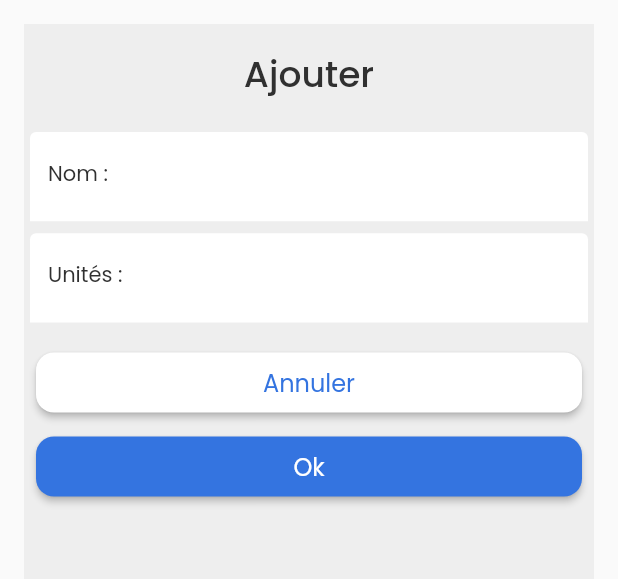
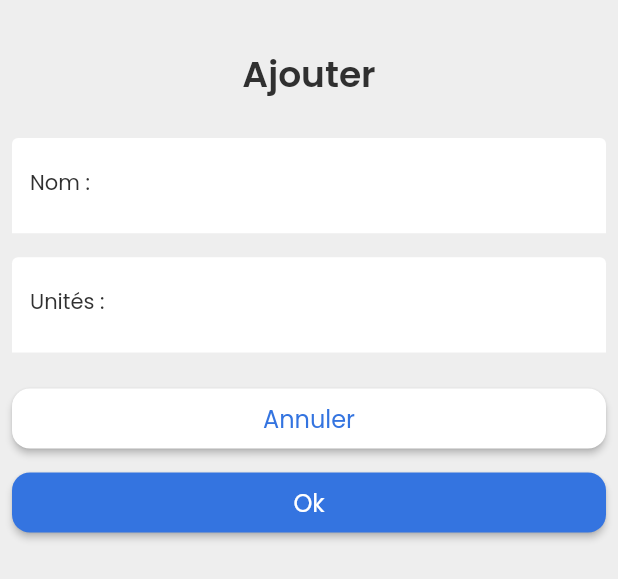
Before and after one commit to Sebastien-Remy/timtips, a Flutter app: the AddPartnerWidget widget shown alone on an empty page, opened directly, on a phone screen of 412 x 824 dp. Shown: the top 579 px of the screen. Run offline on Flutter 3.47's test engine with Material 2 defaults, Android fonts, the phone set to English and light mode, and no system bars; drawn by our look-alikes of auto_size_text; our stand-ins replace built_collection, built_value, cloud_firestore, firebase_auth, firebase_core, font_awesome_flutter and 7 more; accounts and stored records are empty; generated files the repository leaves out were written again.

Commit message:
UI Design

```diff
--- a/lib/components/add_partner_widget.dart
+++ b/lib/components/add_partner_widget.dart
@@ -31,10 +31,8 @@ class _AddPartnerWidgetState extends State<AddPartnerWidget> {
         if (!snapshot.hasData) {
           return Center(child: CircularProgressIndicator());
         }
-        final addPartnerUsersRecord = snapshot.data;
-        return Padding(
-          padding: EdgeInsets.fromLTRB(16, 16, 16, 16),
-          child: Column(
+        final userRecord = snapshot.data;
+        return Column(
           mainAxisSize: MainAxisSize.max,
           children: [
             Expanded(
@@ -43,126 +41,77 @@ class _AddPartnerWidgetState extends State<AddPartnerWidget> {
                 child: Container(
                   width: double.infinity,
                   height: double.infinity,
-                    decoration: BoxDecoration(
-                      color: Color(0xFFEEEEEE),
+                  decoration: BoxDecoration(color: Color(0xFFEEEEEE),
                     borderRadius: BorderRadius.circular(0),
                   ),
                   child: Column(
                     mainAxisSize: MainAxisSize.max,
                     crossAxisAlignment: CrossAxisAlignment.center,
                     children: [
+
+                      // Page Title
+                      // ---------------
                       Padding(
-                          padding: EdgeInsets.fromLTRB(16, 16, 16, 16),
-                          child: Text(
-                            'Ajouter',
-                            style: FlutterFlowTheme.title1.override(
-                              fontFamily: 'Poppins',
-                              fontWeight: FontWeight.w500,
+                        padding: EdgeInsets.fromLTRB(0, 32, 0, 16),
+                        child: Text('Ajouter', style: FlutterFlowTheme.title1),
                       ),
-                          ),
-                        ),
+
+                      // Name TextField
+                      // ----------------
                       Padding(
-                          padding: EdgeInsets.fromLTRB(4, 4, 4, 4),
+                        padding: EdgeInsets.all(8),
                         child: TextFormField(
                           controller: nameTextFieldController,
                           obscureText: false,
                           decoration: InputDecoration(
                             labelText: 'Nom :',
-                              labelStyle: FlutterFlowTheme.bodyText1.override(
-                                fontFamily: 'Poppins',
-                              ),
-                              hintText: '[Entrez un nom...]',
-                              hintStyle: FlutterFlowTheme.bodyText1.override(
-                                fontFamily: 'Poppins',
-                              ),
+                            labelStyle: FlutterFlowTheme.bodyText1.override(fontFamily: 'Poppins',),
+                            hintText: '[Entrez le nom d\'un partenaire...]',
+                            hintStyle: FlutterFlowTheme.bodyText2.override(fontFamily: 'Poppins',),
                             enabledBorder: UnderlineInputBorder(
-                                borderSide: BorderSide(
-                                  color: Color(0x00000000),
-                                  width: 1,
-                                ),
-                                borderRadius: const BorderRadius.only(
-                                  topLeft: Radius.circular(4.0),
-                                  topRight: Radius.circular(4.0),
-                                ),
+                              borderSide: BorderSide(color: Color(0x00000000), width: 1,),
+                              borderRadius: const BorderRadius.only(topLeft: Radius.circular(4.0), topRight: Radius.circular(4.0),),
                             ),
                             focusedBorder: UnderlineInputBorder(
-                                borderSide: BorderSide(
-                                  color: Color(0x00000000),
-                                  width: 1,
-                                ),
-                                borderRadius: const BorderRadius.only(
-                                  topLeft: Radius.circular(4.0),
-                                  topRight: Radius.circular(4.0),
-                                ),
-                              ),
+                              borderSide: BorderSide(color: Color(0x00000000), width: 1,),
+                              borderRadius: const BorderRadius.only(topLeft: Radius.circular(4.0), topRight: Radius.circular(4.0),),),
                             filled: true,
                             fillColor: FlutterFlowTheme.tertiaryColor,
                           ),
-                            style: FlutterFlowTheme.bodyText1.override(
-                              fontFamily: 'Poppins',
-                            ),
+                          style: FlutterFlowTheme.subtitle1.override(fontFamily: 'Poppins',),
                           maxLines: 1,
                         ),
                       ),
-                        Row(
-                          mainAxisSize: MainAxisSize.max,
-                          children: [
-                            Expanded(
-                              child: Padding(
-                                padding: EdgeInsets.fromLTRB(4, 4, 4, 4),
+
+                      // Units textfield
+                      // ------------------
+                      Padding(
+                        padding: EdgeInsets.all(8),
                         child: TextFormField(
                           controller: unitTextFieldController,
                           obscureText: false,
                           decoration: InputDecoration(
-                                    labelText: 'Unités :',
-                                    labelStyle:
-                                        FlutterFlowTheme.bodyText1.override(
-                                      fontFamily: 'Poppins',
-                                    ),
-                                    hintText: '[Entré la quantité...]',
-                                    hintStyle:
-                                        FlutterFlowTheme.bodyText1.override(
-                                      fontFamily: 'Poppins',
-                                    ),
+                            labelText: '${userRecord.unit.isEmpty ? 'Unités' : userRecord.unit } :',
+                            labelStyle: FlutterFlowTheme.bodyText1.override(fontFamily: 'Poppins',),
+                            hintText: '[Entrez la quantité de travail...]',
+                            hintStyle: FlutterFlowTheme.bodyText2.override(fontFamily: 'Poppins',),
                             enabledBorder: UnderlineInputBorder(
-                                      borderSide: BorderSide(
-                                        color: Color(0x00000000),
-                                        width: 1,
-                                      ),
-                                      borderRadius: const BorderRadius.only(
-                                        topLeft: Radius.circular(4.0),
-                                        topRight: Radius.circular(4.0),
-                                      ),
-                                    ),
+                              borderSide: BorderSide(color: Color(0x00000000), width: 1,),
+                              borderRadius: const BorderRadius.only(topLeft: Radius.circular(4.0), topRight: Radius.circular(4.0),),),
                             focusedBorder: UnderlineInputBorder(
-                                      borderSide: BorderSide(
-                                        color: Color(0x00000000),
-                                        width: 1,
-                                      ),
-                                      borderRadius: const BorderRadius.only(
-                                        topLeft: Radius.circular(4.0),
-                                        topRight: Radius.circular(4.0),
-                                      ),
-                                    ),
+                              borderSide: BorderSide(color: Color(0x00000000), width: 1,),
+                              borderRadius: const BorderRadius.only(topLeft: Radius.circular(4.0), topRight: Radius.circular(4.0),),),
                             filled: true,
-                                    fillColor: FlutterFlowTheme.tertiaryColor,
-                                  ),
-                                  style: FlutterFlowTheme.bodyText1.override(
-                                    fontFamily: 'Poppins',
-                                  ),
+                            fillColor: FlutterFlowTheme.tertiaryColor,),
+                          style: FlutterFlowTheme.subtitle1.override(fontFamily: 'Poppins',),
                           maxLines: 1,
                           keyboardType: TextInputType.number,
                         ),
                       ),
-                            ),
-                            Text(
-                              addPartnerUsersRecord.unit,
-                              style: FlutterFlowTheme.bodyText1.override(
-                                fontFamily: 'Poppins',
-                              ),
-                            )
-                          ],
-                        ),
+
+
+                      // Cancel Button
+                      // -------------
                       Padding(
                         padding: EdgeInsets.fromLTRB(8, 16, 8, 8),
                         child: FFButtonWidget(
@@ -174,32 +123,26 @@ class _AddPartnerWidgetState extends State<AddPartnerWidget> {
                             width: double.infinity,
                             height: 40,
                             color: FlutterFlowTheme.tertiaryColor,
-                              textStyle: FlutterFlowTheme.subtitle2.override(
-                                fontFamily: 'Poppins',
-                                color: FlutterFlowTheme.primaryColor,
-                              ),
-                              borderSide: BorderSide(
-                                color: Colors.transparent,
-                                width: 1,
-                              ),
+                            textStyle: FlutterFlowTheme.subtitle2.override(fontFamily: 'Poppins', color: FlutterFlowTheme.primaryColor,),
+                            borderSide: BorderSide(color: Colors.transparent, width: 1,),
                             borderRadius: 12,
                           ),
                         ),
                       ),
+
+
+                      // Ok Button
+                      // ----------
                       Padding(
                         padding: EdgeInsets.fromLTRB(8, 8, 8, 8),
                         child: FFButtonWidget(
                           onPressed: () async {
-                              final partnersCreateData =
-                                  createPartnersRecordData(
+                            final partnersCreateData = createPartnersRecordData(
                               ownerId: currentUserReference,
                               name: nameTextFieldController.text,
-                                units:
-                                    double.parse(unitTextFieldController.text),
+                              units: double.tryParse(unitTextFieldController.text) ?? 0,
                             );
-                              await PartnersRecord.collection
-                                  .doc()
-                                  .set(partnersCreateData);
+                            await PartnersRecord.collection.doc().set(partnersCreateData);
                             Navigator.pop(context);
                           },
                           text: 'Ok',
@@ -207,14 +150,8 @@ class _AddPartnerWidgetState extends State<AddPartnerWidget> {
                             width: double.infinity,
                             height: 40,
                             color: FlutterFlowTheme.primaryColor,
-                              textStyle: FlutterFlowTheme.subtitle2.override(
-                                fontFamily: 'Poppins',
-                                color: Colors.white,
-                              ),
-                              borderSide: BorderSide(
-                                color: Colors.transparent,
-                                width: 1,
-                              ),
+                            textStyle: FlutterFlowTheme.subtitle2.override(fontFamily: 'Poppins', color: Colors.white,),
+                            borderSide: BorderSide(color: Colors.transparent, width: 1,),
                             borderRadius: 12,
                           ),
                         ),
@@ -225,7 +162,6 @@ class _AddPartnerWidgetState extends State<AddPartnerWidget> {
               ),
             )
           ],
-          ),
         );
       },
     );
--- a/lib/flutter_flow/flutter_flow_theme.dart
+++ b/lib/flutter_flow/flutter_flow_theme.dart
@@ -4,7 +4,7 @@ import 'package:google_fonts/google_fonts.dart';
 // ignore: avoid_classes_with_only_static_members
 class FlutterFlowTheme {
   static const Color primaryColor = Color(0xFF3474E0);
-  static const Color secondaryColor = Color(0xFF601CAA);
+  static const Color secondaryColor = Color(0xFF303030);
   static const Color tertiaryColor = Color(0xFFFFFFFF);
 
   String primaryFontFamily = 'Poppins';
@@ -48,9 +48,9 @@ class FlutterFlowTheme {
       );
   static TextStyle get bodyText2 => GoogleFonts.getFont(
         'Poppins',
-        color: Color(0xFF424242),
+        color: Color(0xFF303030),
         fontWeight: FontWeight.normal,
-        fontSize: 14,
+        fontSize: 10,
       );
 }
 
```
Also changed, not shown: lib/components/change_tip_widget.dart (+6 -9 lines), lib/components/update_partner_widget.dart (+45 -34 lines), lib/main_page/main_page_widget.dart (+8 -9 lines), lib/user_page/user_page_widget.dart (+13 -13 lines). Lines whose indentation alone changed are shown as unchanged.
